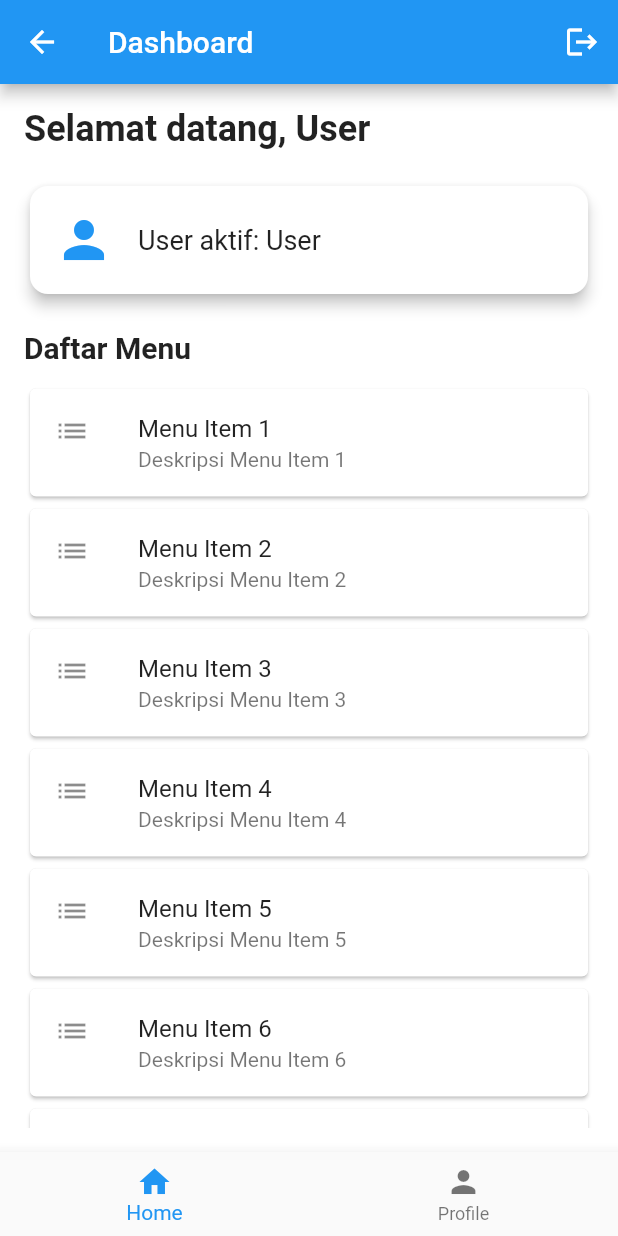
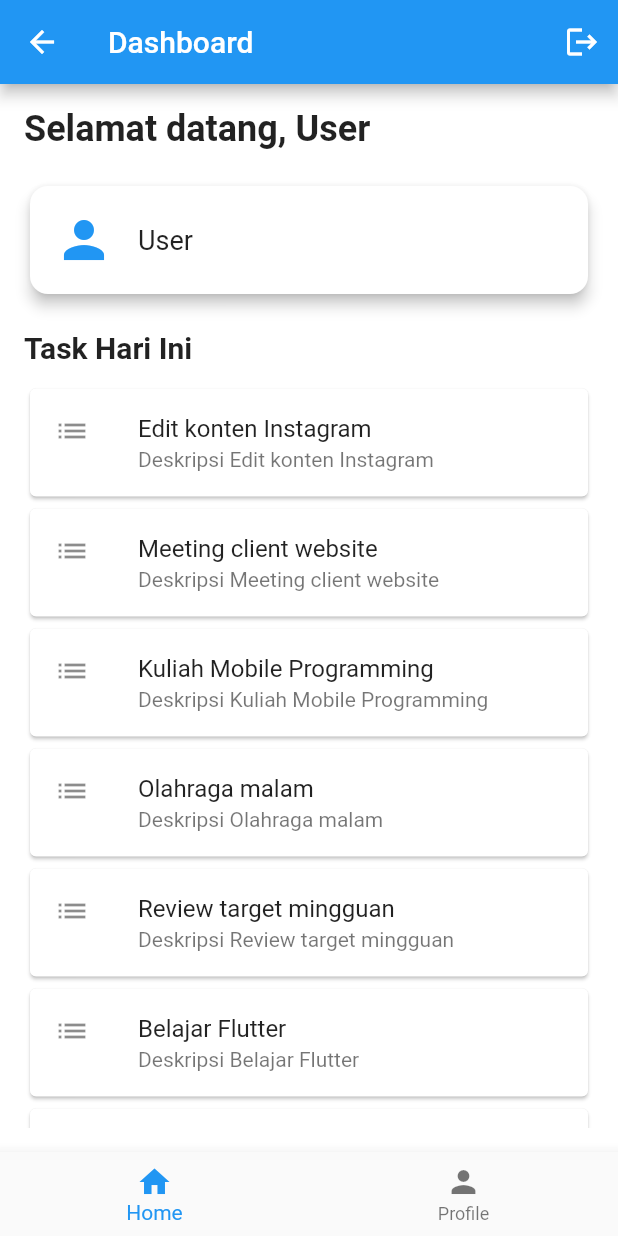
Before and after one commit to AgusWayer/flutter-uts, a Flutter app: the DashboardScreen screen opened by its route, on a phone screen of 412 x 824 dp. Run offline on Flutter 3.47's test engine with Material 3 defaults, Android fonts, the phone set to English and light mode, and no system bars.

Commit message:
revisi visi

```diff
--- a/lib/screens/dashboard_screen.dart
+++ b/lib/screens/dashboard_screen.dart
@@ -10,10 +10,18 @@ class DashboardScreen extends StatelessWidget {
   @override
   Widget build(BuildContext context) {
     // Dummy data
-    final List<String> menuItems = List.generate(
-      10,
-      (index) => 'Menu Item ${index + 1}',
-    );
+    final List<String> menuItems = [
+      'Edit konten Instagram',
+      'Meeting client website',
+      'Kuliah Mobile Programming',
+      'Olahraga malam',
+      'Review target mingguan',
+      'Belajar Flutter',
+      'Riset content idea',
+      'Cek email client',
+      'Update portfolio',
+      'Rencana besok',
+    ];
 
     return Scaffold(
       appBar: AppBar(
@@ -61,7 +69,7 @@ class DashboardScreen extends StatelessWidget {
 
                       Expanded(
                         child: Text(
-                          'User aktif: $userName',
+                          '$userName',
                           style: const TextStyle(fontSize: 18),
                         ),
                       ),
@@ -73,7 +81,7 @@ class DashboardScreen extends StatelessWidget {
               const SizedBox(height: 20),
 
               const Text(
-                'Daftar Menu',
+                'Task Hari Ini',
                 style: TextStyle(fontSize: 20, fontWeight: FontWeight.bold),
               ),
 
--- a/lib/screens/login_screen.dart
+++ b/lib/screens/login_screen.dart
@@ -84,10 +84,13 @@ class _LoginScreenState extends State<LoginScreen> {
                   const SizedBox(height: 16),
 
                   const Text(
-                    'Login',
+                    'TaskFlow Login',
                     style: TextStyle(fontSize: 28, fontWeight: FontWeight.bold),
                   ),
-
+                  const Text(
+                    'Kelola tugasmu lebih teratur',
+                    style: TextStyle(fontSize: 14, fontWeight: FontWeight.w300),
+                  ),
                   const SizedBox(height: 32),
 
                   Form(
```
